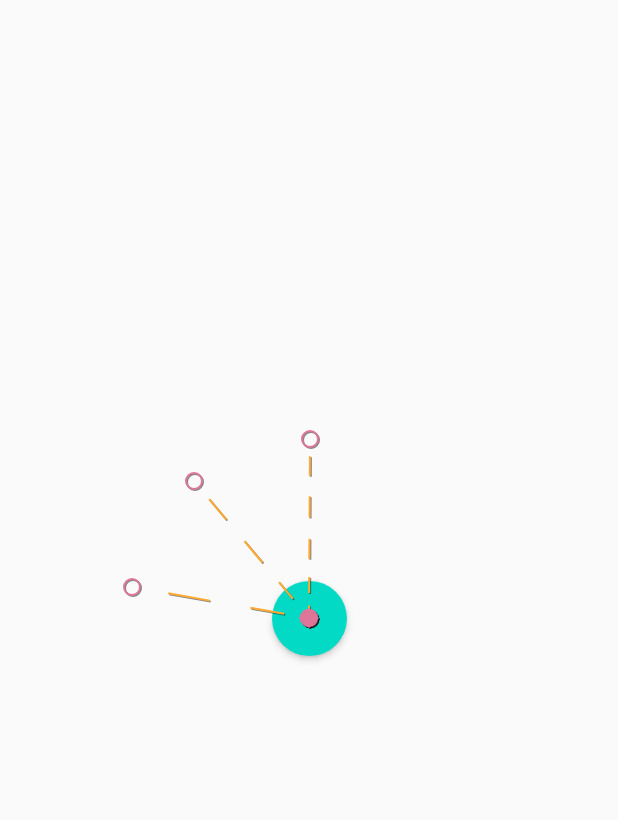
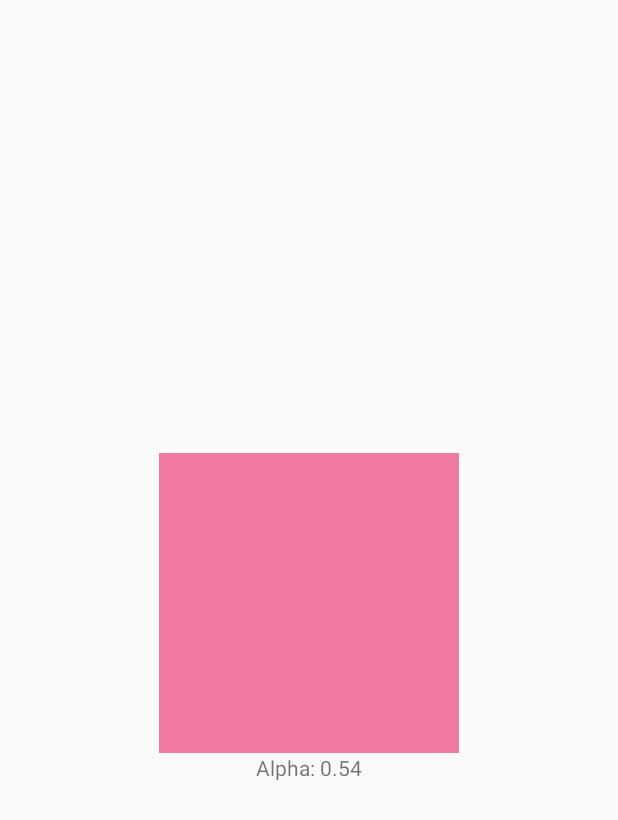
Before and after one commit to wesjon/AnimationTalkMotionLayout, an Android app: the screen it shows after launch (AnimationCanvasActivity), after a tap on "Classic: ObjectAnimator", on a phone screen of 412 x 824 dp. Shown: the top 820 px of the screen. Run offline under Robolectric (Android 15) with nearby library versions, the phone set to English and light mode, and no system bars.

Commit message:
Add other examples

```diff
--- a/app/src/main/java/br/com/wesjon/AnimationCanvasActivity.kt
+++ b/app/src/main/java/br/com/wesjon/AnimationCanvasActivity.kt
@@ -6,7 +6,6 @@ import android.os.Bundle
 import androidx.core.os.bundleOf
 import androidx.fragment.app.Fragment
 import androidx.fragment.app.FragmentActivity
-import br.com.wesjon.animations.Example01_GrowingCircleFragment
 
 class AnimationCanvasActivity : FragmentActivity() {
     override fun onCreate(savedInstanceState: Bundle?) {
@@ -17,11 +16,7 @@ class AnimationCanvasActivity : FragmentActivity() {
 
     private fun pickAnimation() {
         val animationIndex = intent.getIntExtra(ANIMATION_INDEX_KEY, 0)
-        when (AnimationSample.values()[animationIndex]) {
-            AnimationSample.CLASSICAL_OBJECT_ANIMATOR -> replaceFragment(
-                Example01_GrowingCircleFragment()
-            )
-        }
+        replaceFragment(AnimationSamples.values()[animationIndex].getFragmentForAnimation())
     }
 
     private fun replaceFragment(fragment: Fragment) {
@@ -32,10 +27,10 @@ class AnimationCanvasActivity : FragmentActivity() {
 
     companion object {
         private const val ANIMATION_INDEX_KEY = "ANIMATION_INDEX_KEY"
-        fun getIntent(context: Context, animationSample: AnimationSample): Intent {
+        fun getIntent(context: Context, animationSample: AnimationSamples): Intent {
             return Intent(context, AnimationCanvasActivity::class.java).apply {
                 putExtras(
-                    bundleOf(ANIMATION_INDEX_KEY to AnimationSample.valueOf(animationSample.name).ordinal)
+                    bundleOf(ANIMATION_INDEX_KEY to AnimationSamples.valueOf(animationSample.name).ordinal)
                 )
             }
         }
--- a/app/src/main/java/br/com/wesjon/AnimationSample.kt
+++ /dev/null
@@ -1,27 +0,0 @@
-package br.com.wesjon
-
-import androidx.recyclerview.widget.DiffUtil
-
-enum class AnimationSample(
-    val title: String,
-    val description: String
-) {
-
-    CLASSICAL_OBJECT_ANIMATOR(
-        "Classic: ObjectAnimator",
-        "In"
-    );
-
-    companion object {
-        val DIFF_UTIL_CALLBACK: DiffUtil.ItemCallback<AnimationSample> =
-            object : DiffUtil.ItemCallback<AnimationSample>() {
-                override fun areItemsTheSame(oldItem: AnimationSample, newItem: AnimationSample) =
-                    oldItem == newItem
-
-                override fun areContentsTheSame(
-                    oldItem: AnimationSample,
-                    newItem: AnimationSample
-                ) = true
-            }
-    }
-}
--- a/app/src/main/java/br/com/wesjon/AnimationSampleAdapter.kt
+++ b/app/src/main/java/br/com/wesjon/AnimationSampleAdapter.kt
@@ -8,7 +8,7 @@ import androidx.recyclerview.widget.RecyclerView
 import kotlinx.android.synthetic.main.item_animation_sample.view.*
 
 class AnimationSampleAdapter(private val listener: AnimationSampleListener) :
-    ListAdapter<AnimationSample, AnimationSampleAdapter.ViewHolder>(AnimationSample.DIFF_UTIL_CALLBACK) {
+    ListAdapter<AnimationSamples, AnimationSampleAdapter.ViewHolder>(AnimationSamples.DIFF_UTIL_CALLBACK) {
 
     override fun onCreateViewHolder(parent: ViewGroup, viewType: Int) =
         ViewHolder(
@@ -33,13 +33,13 @@ class AnimationSampleAdapter(private val listener: AnimationSampleListener) :
         init {
             itemView.setOnClickListener { v ->
                 val viewTag = v.tag
-                if (viewTag is AnimationSample) {
+                if (viewTag is AnimationSamples) {
                     listener.onClick(viewTag)
                 }
             }
         }
 
-        fun bind(animationSample: AnimationSample) {
+        fun bind(animationSample: AnimationSamples) {
             itemView.tag = animationSample
 
             itemView.title.text = animationSample.title
@@ -49,5 +49,5 @@ class AnimationSampleAdapter(private val listener: AnimationSampleListener) :
 }
 
 interface AnimationSampleListener {
-    fun onClick(animationSample: AnimationSample)
+    fun onClick(animationSample: AnimationSamples)
 }
--- /dev/null
+++ b/app/src/main/java/br/com/wesjon/AnimationSamples.kt
@@ -0,0 +1,52 @@
+package br.com.wesjon
+
+import androidx.recyclerview.widget.DiffUtil
+import br.com.wesjon.animations.ClassicObjectAnimatorFragment
+import br.com.wesjon.animations.ClassicValueAnimatorFragment
+import br.com.wesjon.animations.ClassicViewPropertyAnimationFragment
+import br.com.wesjon.animations.MotionLayoutFabAnimation
+
+enum class AnimationSamples(
+    val title: String,
+    val description: String
+) {
+    CLASSICAL_OBJECT_ANIMATOR(
+        "Classic: ObjectAnimator",
+        "Api classica para animar propriedades do Android"
+    ),
+
+    CLASSICAL_VALUE_ANIMATOR(
+        "Classic: ValueAnimator",
+        "Api classica que anima valores passando por todos os valores passados como parâmetro"
+    ),
+
+    CLASSICAL_VIEW_PROPERTY_ANIMATION(
+        "Clasic: ViewPropertyAnimation",
+        "Api que permite animar propriedades de views sem usar reflection"
+    ),
+
+    GROWING_SQUARE_MOTION_LAYOUT(
+        "MotionLayout: Playground",
+        "-"
+    );
+
+    fun getFragmentForAnimation() = when (this) {
+        CLASSICAL_OBJECT_ANIMATOR -> ClassicObjectAnimatorFragment()
+        CLASSICAL_VALUE_ANIMATOR -> ClassicValueAnimatorFragment()
+        CLASSICAL_VIEW_PROPERTY_ANIMATION -> ClassicViewPropertyAnimationFragment()
+        GROWING_SQUARE_MOTION_LAYOUT -> MotionLayoutFabAnimation()
+    }
+
+    companion object {
+        val DIFF_UTIL_CALLBACK: DiffUtil.ItemCallback<AnimationSamples> =
+            object : DiffUtil.ItemCallback<AnimationSamples>() {
+                override fun areItemsTheSame(oldItem: AnimationSamples, newItem: AnimationSamples) =
+                    oldItem == newItem
+
+                override fun areContentsTheSame(
+                    oldItem: AnimationSamples,
+                    newItem: AnimationSamples
+                ) = true
+            }
+    }
+}
--- a/app/src/main/java/br/com/wesjon/MainActivity.kt
+++ b/app/src/main/java/br/com/wesjon/MainActivity.kt
@@ -16,7 +16,7 @@ class MainActivity : AppCompatActivity() {
     private fun setupUpExampleList() {
         sample_list.adapter = AnimationSampleAdapter(
             object : AnimationSampleListener {
-                override fun onClick(animationSample: AnimationSample) {
+                override fun onClick(animationSample: AnimationSamples) {
                     startActivity(
                         AnimationCanvasActivity.getIntent(
                             this@MainActivity,
@@ -26,7 +26,7 @@ class MainActivity : AppCompatActivity() {
                 }
             }
         ).apply {
-            submitList(AnimationSample.values().toList())
+            submitList(AnimationSamples.values().toList())
         }
     }
 }
--- /dev/null
+++ b/app/src/main/java/br/com/wesjon/animations/ClassicObjectAnimatorFragment.kt
@@ -0,0 +1,27 @@
+package br.com.wesjon.animations
+
+import android.animation.ObjectAnimator
+import android.annotation.SuppressLint
+import android.os.Bundle
+import android.view.View
+import androidx.fragment.app.Fragment
+import br.com.wesjon.R
+import kotlinx.android.synthetic.main.fragment_object_animator.*
+
+class ClassicObjectAnimatorFragment : Fragment(R.layout.fragment_object_animator) {
+    @SuppressLint("SetTextI18n")
+    override fun onViewCreated(view: View, savedInstanceState: Bundle?) {
+        super.onViewCreated(view, savedInstanceState)
+
+        ObjectAnimator.ofFloat(square, "alpha", 0f, 1f).apply {
+            duration = 2000
+            startDelay = 1000
+
+            addUpdateListener {
+                current_alpha.text = "Alpha: ${String.format("%.2f", square.alpha)}"
+            }
+
+            start()
+        }
+    }
+}
--- a/app/src/main/java/br/com/wesjon/animations/Example01_GrowingCircleFragment.kt
+++ b/app/src/main/java/br/com/wesjon/animations/MotionLayoutFabAnimation.kt
@@ -2,12 +2,10 @@ package br.com.wesjon.animations
 
 import android.os.Bundle
 import android.view.View
-import android.widget.SeekBar
 import androidx.fragment.app.Fragment
 import br.com.wesjon.R
-import kotlinx.android.synthetic.main.fragment_example01_growing_square.*
 
-class Example01_GrowingCircleFragment : Fragment(R.layout.fragment_example01_growing_square) {
+class MotionLayoutFabAnimation : Fragment(R.layout.fragment_motion_layout_fab_animation) {
     override fun onViewCreated(view: View, savedInstanceState: Bundle?) {
         super.onViewCreated(view, savedInstanceState)
 
--- a/app/src/main/res/layout/fragment_example01_growing_square.xml
+++ b/app/src/main/res/layout/fragment_motion_layout_fab_animation.xml
@@ -5,13 +5,12 @@
     android:layout_width="match_parent"
     android:layout_height="match_parent"
     android:padding="@dimen/default_padding"
-    app:layoutDescription="@xml/scene01"
-    app:showPaths="true">
+    app:layoutDescription="@xml/scene01">
 
     <View
         android:id="@+id/mini_fab1"
-        android:layout_width="40dp"
-        android:layout_height="40dp"
+        android:layout_width="@dimen/mini_fab_size"
+        android:layout_height="@dimen/mini_fab_size"
         android:background="@drawable/background_mini_fab"
         android:elevation="3dp"
         app:layout_constraintBottom_toBottomOf="parent"
@@ -21,8 +20,8 @@
 
     <View
         android:id="@+id/mini_fab2"
-        android:layout_width="40dp"
-        android:layout_height="40dp"
+        android:layout_width="@dimen/mini_fab_size"
+        android:layout_height="@dimen/mini_fab_size"
         android:background="@drawable/background_mini_fab"
         android:elevation="3dp"
         app:layout_constraintBottom_toBottomOf="parent"
@@ -32,8 +31,8 @@
 
     <View
         android:id="@+id/mini_fab3"
-        android:layout_width="40dp"
-        android:layout_height="40dp"
+        android:layout_width="@dimen/mini_fab_size"
+        android:layout_height="@dimen/mini_fab_size"
         android:background="@drawable/background_mini_fab"
         android:elevation="3dp"
         app:layout_constraintBottom_toBottomOf="parent"
@@ -42,9 +41,9 @@
         app:layout_constraintTop_toTopOf="parent" />
 
     <View
-        android:id="@+id/square"
-        android:layout_width="50dp"
-        android:layout_height="50dp"
+        android:id="@+id/fab"
+        android:layout_width="@dimen/fab_size"
+        android:layout_height="@dimen/fab_size"
         android:background="@drawable/background_fab"
         android:elevation="3dp"
         app:layout_constraintBottom_toBottomOf="parent"
@@ -52,7 +51,7 @@
         app:layout_constraintStart_toStartOf="parent"
         app:layout_constraintTop_toTopOf="parent" />
 
-<!--    <SeekBar-->
+    <!--    <SeekBar-->
     <!--        android:id="@+id/seekbar"-->
     <!--        android:layout_width="match_parent"-->
     <!--        android:layout_height="wrap_content"-->
--- /dev/null
+++ b/app/src/main/res/layout/fragment_object_animator.xml
@@ -0,0 +1,24 @@
+<?xml version="1.0" encoding="utf-8"?>
+<LinearLayout xmlns:android="http://schemas.android.com/apk/res/android"
+    android:layout_width="match_parent"
+    android:layout_height="match_parent"
+    xmlns:tools="http://schemas.android.com/tools"
+    android:gravity="center"
+    android:orientation="vertical">
+
+    <View
+        android:id="@+id/square"
+        android:layout_width="200dp"
+        android:layout_height="200dp"
+        android:layout_gravity="center"
+        android:alpha="0"
+        android:background="@color/colorAccent" />
+
+    <TextView
+        tools:text="alpha: 0"
+        android:id="@+id/current_alpha"
+        android:layout_width="wrap_content"
+        android:layout_height="wrap_content" />
+
+
+</LinearLayout>
--- a/app/src/main/res/values/colors.xml
+++ b/app/src/main/res/values/colors.xml
@@ -2,5 +2,5 @@
 <resources>
     <color name="colorPrimary">#6200EE</color>
     <color name="colorPrimaryDark">#3700B3</color>
-    <color name="colorAccent">#03DAC5</color>
+    <color name="colorAccent">#E91E63</color>
 </resources>
--- a/app/src/main/res/values/dimens.xml
+++ b/app/src/main/res/values/dimens.xml
@@ -1,4 +1,6 @@
 <?xml version="1.0" encoding="utf-8"?>
 <resources>
     <dimen name="default_padding">16dp</dimen>
+    <dimen name="mini_fab_size">50dp</dimen>
+    <dimen name="fab_size">60dp</dimen>
 </resources>
--- a/app/src/main/res/xml/scene01.xml
+++ b/app/src/main/res/xml/scene01.xml
@@ -2,32 +2,23 @@
 <MotionScene xmlns:android="http://schemas.android.com/apk/res/android"
     xmlns:app="http://schemas.android.com/apk/res-auto">
 
-    <!--    EXAMPLE 1 -->
-    <!--    CRIAR TRANSITION -->
-    <!--    CRIAR CONSTRAINT SETS START E END -->
-    <!--    CUSTOMIZAR TAMANHO NO ESTADO FINAL -->
-    <!--    BUG CONSTRAINTS IMPORT ALL -->
-    <!--    ADICIONAR VARIACAO DE COR  -->
-
-    <!--    EXAMPLE 2 -->
-    <!--    ADICIONAR KEYFRAME PERCENTX -.3, FRAME 30-->
+<!-- Angles/delaykeyframe: fab1: -80/60, fab2: -40/40, fab3: 0/20 -->
 
     <Transition
         app:constraintSetEnd="@id/end"
         app:constraintSetStart="@id/start"
-        app:duration="250"
-        app:motionInterpolator="easeInOut">
+        app:duration="300"
+        app:motionInterpolator="easeOut">
 
         <OnClick
             app:clickAction="toggle"
-            app:targetId="@id/square" />
+            app:targetId="@id/fab" />
 
         <KeyFrameSet>
             <KeyPosition
                 app:framePosition="60"
                 app:keyPositionType="pathRelative"
                 app:motionTarget="@id/mini_fab1"
-                app:percentWidth="0"
                 app:percentX="0"
                 app:percentY="0" />
 
@@ -35,7 +26,6 @@
                 app:framePosition="40"
                 app:keyPositionType="pathRelative"
                 app:motionTarget="@id/mini_fab2"
-                app:percentWidth="0"
                 app:percentX="0"
                 app:percentY="0" />
 
@@ -43,7 +33,6 @@
                 app:framePosition="20"
                 app:keyPositionType="pathRelative"
                 app:motionTarget="@id/mini_fab3"
-                app:percentWidth="0"
                 app:percentX="0"
                 app:percentY="0" />
         </KeyFrameSet>
@@ -58,27 +47,27 @@
 
         <Constraint android:id="@id/mini_fab1">
             <Layout
-                android:layout_width="40dp"
-                android:layout_height="40dp"
-                app:layout_constraintCircle="@id/square"
+                android:layout_width="@dimen/mini_fab_size"
+                android:layout_height="@dimen/mini_fab_size"
+                app:layout_constraintCircle="@id/fab"
                 app:layout_constraintCircleAngle="-80"
                 app:layout_constraintCircleRadius="120dp" />
         </Constraint>
 
         <Constraint android:id="@id/mini_fab2">
             <Layout
-                android:layout_width="40dp"
-                android:layout_height="40dp"
-                app:layout_constraintCircle="@id/square"
+                android:layout_width="@dimen/mini_fab_size"
+                android:layout_height="@dimen/mini_fab_size"
+                app:layout_constraintCircle="@id/fab"
                 app:layout_constraintCircleAngle="-40"
                 app:layout_constraintCircleRadius="120dp" />
         </Constraint>
 
         <Constraint android:id="@id/mini_fab3">
             <Layout
-                android:layout_width="40dp"
-                android:layout_height="40dp"
-                app:layout_constraintCircle="@id/square"
+                android:layout_width="@dimen/mini_fab_size"
+                android:layout_height="@dimen/mini_fab_size"
+                app:layout_constraintCircle="@id/fab"
                 app:layout_constraintCircleAngle="0"
                 app:layout_constraintCircleRadius="120dp" />
         </Constraint>
```
Also changed, not shown: app/src/main/java/br/com/wesjon/animations/ClassicValueAnimatorFragment.kt (added, +23 -0 lines), app/src/main/java/br/com/wesjon/animations/ClassicViewPropertyAnimationFragment.kt (added, +20 -0 lines), app/src/main/res/layout/fragment_classic_value_animator.xml (added, +16 -0 lines), app/src/main/res/layout/fragment_view_property_animation.xml (added, +13 -0 lines).
